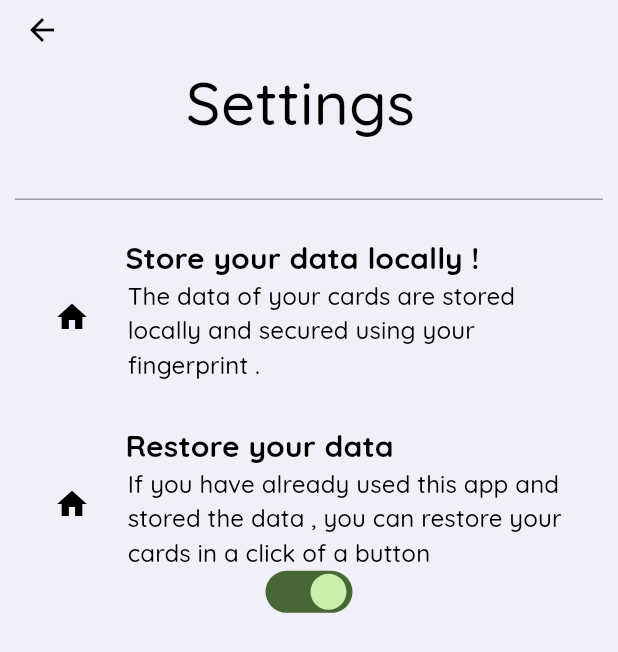
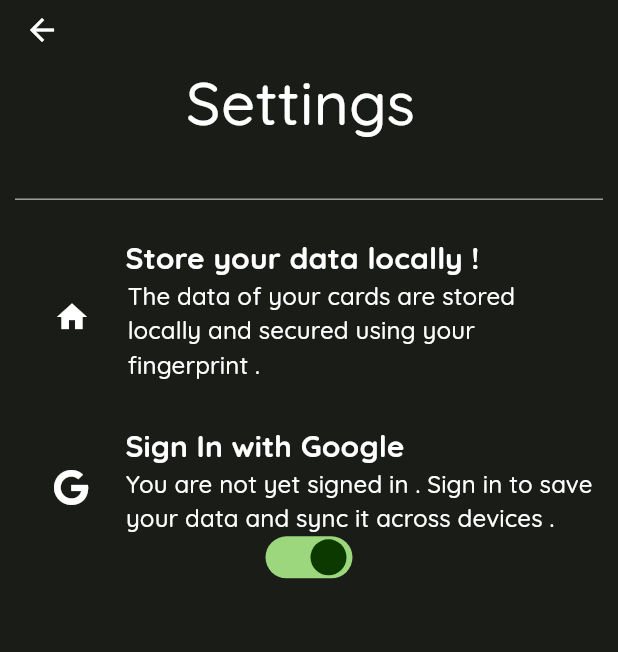
Before and after one commit to FirefoxSRV/Match-da-pairs, a Flutter app: the screen it shows after launch, after a tap on the "settings" icon, on a phone screen of 412 x 824 dp. Shown: the top 652 px of the screen. Run offline on Flutter 3.47's test engine with Material 2 defaults, Android fonts, the light colour scheme and no system bars; our stand-ins replace audioplayers, font_awesome_flutter, google_fonts.

Commit message:
Firebase init

```diff
--- a/lib/Material_components/material_switch.dart
+++ b/lib/Material_components/material_switch.dart
@@ -1,4 +1,6 @@
 import 'package:flutter/material.dart';
+
+import '../constants.dart';
 
 class MaterialSwitch extends StatefulWidget {
   final bool value;
@@ -30,14 +32,15 @@ class _MaterialSwitchState extends State<MaterialSwitch> {
 
   void setOn(){
     setState(() {
-      print("Dark mode on");
-      value=true;
+      theme = ThemeMode.dark;
     });
+    value = true;
   }
 
   void setOff(){
     setState(() {
       print("Dark mode off");
+      theme = ThemeMode.light;
       value=false;
     });
   }
--- a/lib/Screen/settings_screen/SettingScreen.dart
+++ b/lib/Screen/settings_screen/SettingScreen.dart
@@ -1,8 +1,8 @@
 import 'package:flutter/material.dart';
 import 'package:google_fonts/google_fonts.dart';
+import 'package:mem_game/Screen/settings_screen/setting_screen_utils/custom_text_button.dart';
+import 'package:mem_game/constants.dart';
 import '../../Material_components/material_switch.dart';
-
-
 
 class SettingScreen extends StatefulWidget {
   const SettingScreen({super.key});
@@ -83,37 +83,7 @@ class _SettingScreenState extends State<SettingScreen> {
                 )),
             SliverToBoxAdapter(child: SizedBox(height: containerHeight/30.26,),),
             SliverToBoxAdapter(
-                child: MaterialButton(
-                  onPressed: (){
-
-                  },
-                  child: Column(
-                    crossAxisAlignment: CrossAxisAlignment.start,
-                    children: [
-                      Padding(
-                        padding:EdgeInsets.only(left: containerWidth/6.1),
-                        child: Text("Restore your data",
-                            style: GoogleFonts.quicksand(
-                                fontSize: 20.0, fontWeight: FontWeight.bold,color: Theme.of(context).colorScheme.tertiary)),
-                      ),
-                      Row(
-                        crossAxisAlignment: CrossAxisAlignment.center,
-                        children: [Padding(
-                          padding: EdgeInsets.only(bottom: containerHeight/42.264,left: containerWidth/20.57),
-                          child: Icon(Icons.home,color: Theme.of(context).colorScheme.tertiary,),
-                        ),
-                          SizedBox(width: containerWidth/16.45,),
-                          Expanded(
-                            child: Text(
-                                "If you have already used this app and stored the data , you can restore your cards in a click of a button  ",
-
-                                style: GoogleFonts.quicksand(fontSize: 16.0,color: Theme.of(context).colorScheme.tertiary)),
-                          ),
-                        ],
-                      ),
-                    ],
-                  ),
-                )),
+                child: CustomTextButton(containerWidth: containerWidth, containerHeight: containerHeight)),
             SliverToBoxAdapter(
               child: Center(
                 child: MaterialSwitch(value:but,onChanged: (but){
--- /dev/null
+++ b/lib/Screen/settings_screen/setting_screen_utils/custom_text_button.dart
@@ -0,0 +1,51 @@
+
+import 'package:flutter/cupertino.dart';
+import 'package:flutter/material.dart';
+import 'package:google_fonts/google_fonts.dart';
+import 'package:font_awesome_flutter/font_awesome_flutter.dart';
+
+class CustomTextButton extends StatelessWidget {
+  const CustomTextButton({
+    super.key,
+    required this.containerWidth,
+    required this.containerHeight,
+  });
+
+  final double containerWidth;
+  final double containerHeight;
+
+  @override
+  Widget build(BuildContext context) {
+    return MaterialButton(
+      onPressed: (){
+
+      },
+      child: Column(
+        crossAxisAlignment: CrossAxisAlignment.start,
+        children: [
+          Padding(
+            padding:EdgeInsets.only(left: containerWidth/6.1),
+            child: Text("Sign In with Google",
+                style: GoogleFonts.quicksand(
+                    fontSize: 20.0, fontWeight: FontWeight.bold,color: Theme.of(context).colorScheme.tertiary)),
+          ),
+          Row(
+            crossAxisAlignment: CrossAxisAlignment.center,
+            children: [Padding(
+              padding: EdgeInsets.only(bottom: containerHeight/42.264,left: containerWidth/20.57),
+              child: FaIcon(FontAwesomeIcons.google,color: Theme.of(context).colorScheme.tertiary,),
+            ),
+              SizedBox(width: containerWidth/16.45,),
+              Expanded(
+                child: Text(
+                    "You are not yet signed in . Sign in to save your data and sync it across devices .",
+
+                    style: GoogleFonts.quicksand(fontSize: 16.0,color: Theme.of(context).colorScheme.tertiary)),
+              ),
+            ],
+          ),
+        ],
+      ),
+    );
+  }
+}
--- a/lib/constants.dart
+++ b/lib/constants.dart
@@ -28,3 +28,6 @@ Color kLightScaffoldBackgroundColor = const Color(0xFFf0f0f8);
 Color kLightModeButtonBackgroundGreen = const Color(0xFF386a20);
 Color kLightModeButtonIconTextColorGreen = Colors.white;
 Color kLightBodyTextColor = Colors.black;
+
+
+ThemeMode theme = ThemeMode.dark;
--- a/lib/main.dart
+++ b/lib/main.dart
@@ -2,6 +2,7 @@ import 'package:flutter/material.dart';
 import 'package:google_fonts/google_fonts.dart';
 import 'package:mem_game/Screen/themes/dark_theme.dart';
 import 'package:mem_game/Screen/themes/light_theme.dart';
+import 'package:mem_game/constants.dart';
 import 'package:mem_game/segmentedScreen.dart';
 import 'Material_components/material_alert_dialog.dart';
 import 'Screen/game_screen/game_screen.dart';
@@ -12,6 +13,7 @@ import 'Screen/settings_screen/SettingScreen.dart';
 void main() {
   runApp(
     MaterialApp(
+      themeMode: theme,
       // home: const SegmentedScreen(),
       home: MyApp(),
       theme: lightTheme,
--- a/pubspec.yaml
+++ b/pubspec.yaml
@@ -40,6 +40,9 @@ dependencies:
   lite_rolling_switch: ^1.0.1
   audioplayers: ^5.2.0
   async: ^2.11.0
+  google_sign_in: ^6.1.5
+  firebase_auth: ^4.12.1
+  font_awesome_flutter: ^10.6.0
 
 dev_dependencies:
   flutter_test:
```
Also changed, not shown: lib/Screen/settings_screen/setting_screen_utils/google_logic.dart (added), pubspec.lock, 6 other files.
